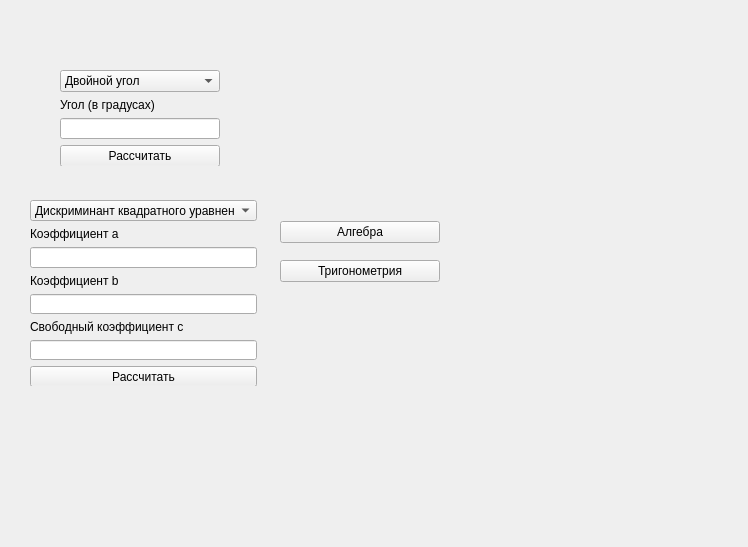
Above: QtProject_design.ui from Moromug/QtProject before the change. Below: the same form after it.
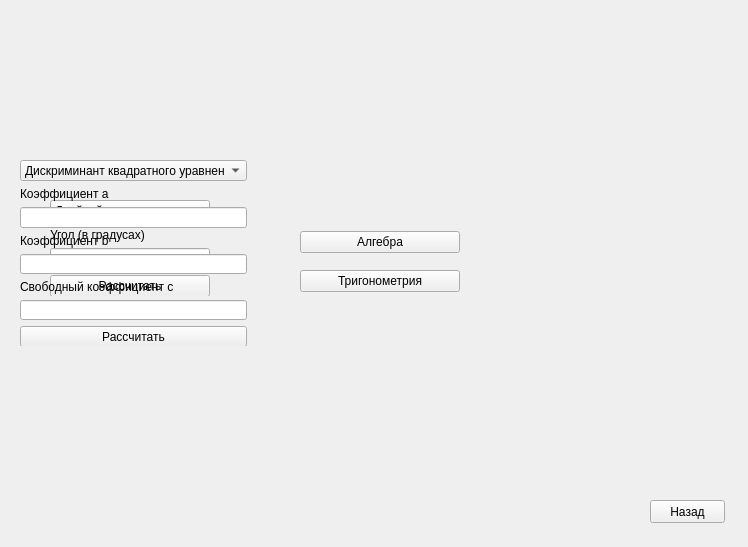
That is the form after the change.

Commit message: Designed widgets

The edit to the form file:
```diff
--- a/QtProject_design.ui
+++ b/QtProject_design.ui
@@ -13,37 +13,82 @@
   <property name="windowTitle">
    <string>Form</string>
   </property>
-  <widget class="QWidget" name="verticalLayoutWidget">
+  <widget class="QWidget" name="widget" native="true">
    <property name="geometry">
     <rect>
-     <x>280</x>
-     <y>210</y>
-     <width>160</width>
-     <height>83</height>
-    </rect>
-   </property>
-   <layout class="QVBoxLayout" name="start">
-    <item>
-     <widget class="QPushButton" name="btn1">
-      <property name="text">
-       <string>Алгебра</string>
-      </property>
-     </widget>
-    </item>
-    <item>
-     <widget class="QPushButton" name="btn2">
-      <property name="text">
-       <string>Тригонометрия</string>
-      </property>
-     </widget>
-    </item>
-   </layout>
-  </widget>
-  <widget class="QWidget" name="verticalLayoutWidget_2">
-   <property name="geometry">
-    <rect>
-     <x>30</x>
+     <x>40</x>
      <y>200</y>
+     <width>181</width>
+     <height>101</height>
+    </rect>
+   </property>
+   <widget class="QWidget" name="verticalLayoutWidget_3">
+    <property name="geometry">
+     <rect>
+      <x>10</x>
+      <y>0</y>
+      <width>160</width>
+      <height>96</height>
+     </rect>
+    </property>
+    <layout class="QVBoxLayout" name="verticalLayout_3">
+     <item>
+      <widget class="QComboBox" name="comboBox">
+       <item>
+        <property name="text">
+         <string>Двойной угол</string>
+        </property>
+       </item>
+       <item>
+        <property name="text">
+         <string>Сумма</string>
+        </property>
+       </item>
+       <item>
+        <property name="text">
+         <string>Разность</string>
+        </property>
+       </item>
+      </widget>
+     </item>
+     <item>
+      <widget class="QLabel" name="label">
+       <property name="text">
+        <string>Угол (в градусах)</string>
+       </property>
+      </widget>
+     </item>
+     <item>
+      <widget class="QLineEdit" name="lineEdit">
+       <property name="text">
+        <string/>
+       </property>
+      </widget>
+     </item>
+     <item>
+      <widget class="QPushButton" name="pushButton_4">
+       <property name="text">
+        <string>Рассчитать</string>
+       </property>
+      </widget>
+     </item>
+    </layout>
+   </widget>
+  </widget>
+  <widget class="QWidget" name="widget_2" native="true">
+   <property name="geometry">
+    <rect>
+     <x>10</x>
+     <y>160</y>
+     <width>241</width>
+     <height>191</height>
+    </rect>
+   </property>
+   <widget class="QWidget" name="verticalLayoutWidget_2">
+    <property name="geometry">
+     <rect>
+      <x>10</x>
+      <y>0</y>
      <width>227</width>
      <height>186</height>
     </rect>
@@ -112,57 +157,136 @@
     </item>
    </layout>
   </widget>
-  <widget class="QWidget" name="verticalLayoutWidget_3">
+  </widget>
+  <widget class="QWidget" name="widget_3" native="true">
    <property name="geometry">
     <rect>
-     <x>60</x>
-     <y>70</y>
+     <x>290</x>
+     <y>220</y>
+     <width>171</width>
+     <height>91</height>
+    </rect>
+   </property>
+   <widget class="QWidget" name="verticalLayoutWidget">
+    <property name="geometry">
+     <rect>
+      <x>10</x>
+      <y>0</y>
      <width>160</width>
-     <height>96</height>
-    </rect>
-   </property>
-   <layout class="QVBoxLayout" name="verticalLayout_3">
+      <height>83</height>
+     </rect>
+    </property>
+    <layout class="QVBoxLayout" name="start">
     <item>
-     <widget class="QComboBox" name="comboBox">
+      <widget class="QPushButton" name="btn1">
+       <property name="text">
+        <string>Алгебра</string>
+       </property>
+      </widget>
+     </item>
       <item>
+      <widget class="QPushButton" name="btn2">
        <property name="text">
-        <string>Двойной угол</string>
+        <string>Тригонометрия</string>
        </property>
-      </item>
+      </widget>
+     </item>
+    </layout>
+   </widget>
+  </widget>
+  <widget class="QWidget" name="back" native="true">
+   <property name="geometry">
+    <rect>
+     <x>630</x>
+     <y>470</y>
+     <width>120</width>
+     <height>80</height>
+    </rect>
+   </property>
+   <widget class="QPushButton" name="pushButton">
+    <property name="geometry">
+     <rect>
+      <x>20</x>
+      <y>30</y>
+      <width>75</width>
+      <height>23</height>
+     </rect>
+    </property>
+    <property name="text">
+     <string>Назад</string>
+    </property>
+   </widget>
+  </widget>
+  <widget class="QWidget" name="images" native="true">
+   <property name="geometry">
+    <rect>
+     <x>250</x>
+     <y>10</y>
+     <width>491</width>
+     <height>531</height>
+    </rect>
+   </property>
+   <widget class="QWidget" name="verticalLayoutWidget_4">
+    <property name="geometry">
+     <rect>
+      <x>9</x>
+      <y>8</y>
+      <width>471</width>
+      <height>471</height>
+     </rect>
+    </property>
+    <layout class="QVBoxLayout" name="formuli">
       <item>
+      <widget class="QLabel" name="img_1">
        <property name="text">
-        <string>Сумма</string>
+        <string/>
        </property>
+      </widget>
       </item>
       <item>
+      <widget class="QLabel" name="img_2">
        <property name="text">
-        <string>Разность</string>
+        <string/>
        </property>
-      </item>
+      </widget>
+     </item>
+     <item>
+      <widget class="QLabel" name="img_3">
+       <property name="text">
+        <string/>
+       </property>
      </widget>
     </item>
     <item>
-     <widget class="QLabel" name="label">
+      <widget class="QLabel" name="img_4">
       <property name="text">
-       <string>Угол (в градусах)</string>
+        <string/>
       </property>
      </widget>
     </item>
     <item>
-     <widget class="QLineEdit" name="lineEdit">
+      <widget class="QLabel" name="img_5">
       <property name="text">
        <string/>
       </property>
      </widget>
     </item>
     <item>
-     <widget class="QPushButton" name="pushButton_4">
+      <widget class="QLabel" name="img_6">
       <property name="text">
-       <string>Рассчитать</string>
+        <string/>
       </property>
      </widget>
     </item>
-   </layout>
+     <item>
+      <widget class="QLabel" name="img_7">
+       <property name="text">
+        <string/>
+       </property>
+      </widget>
+     </item>
+    </layout>
+   </widget>
   </widget>
  </widget>
  <resources/>
```
Lines whose indentation alone changed are shown as unchanged. The commit also changes 1 other file.
